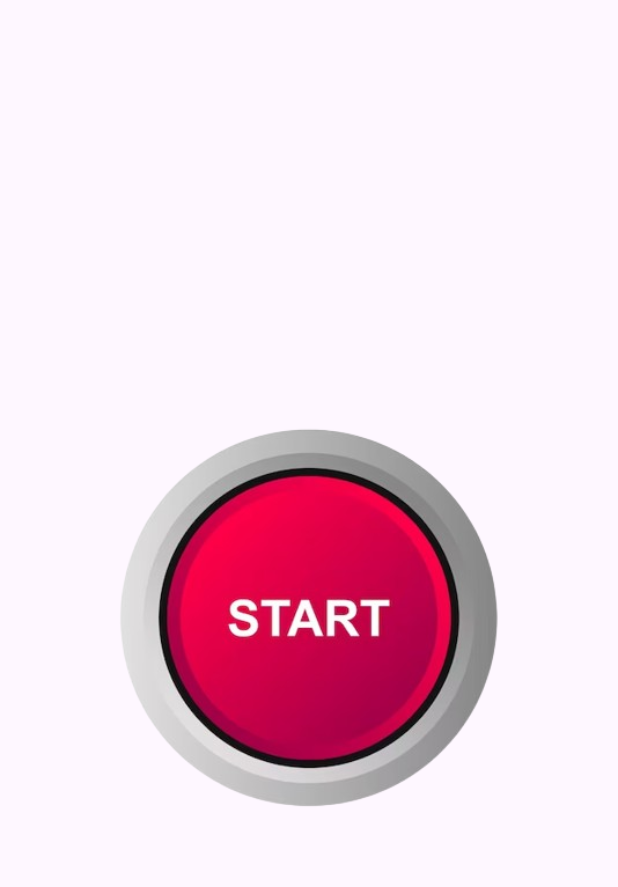
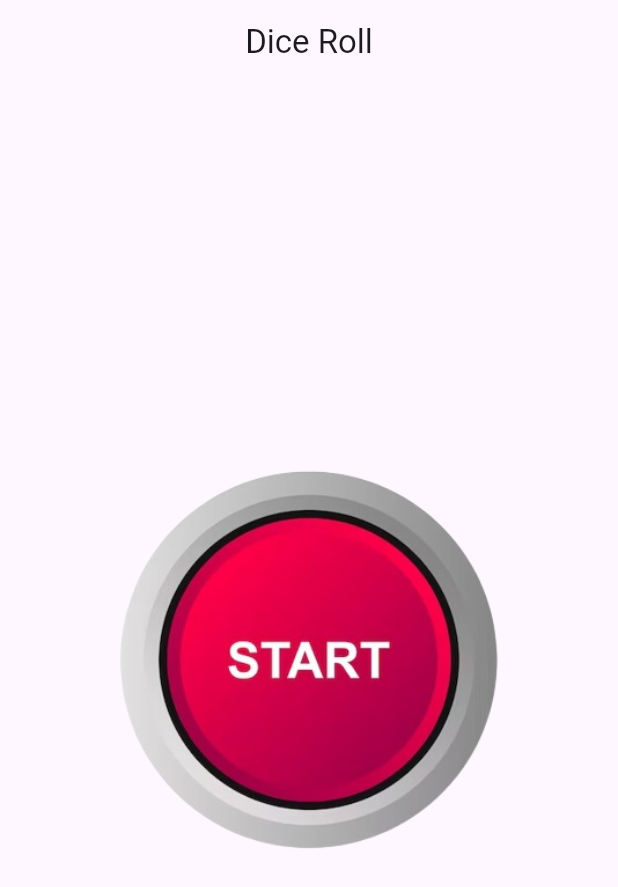
Before and after one commit to Dhipin03/Dice_Roll, a Flutter app: the screen it shows after launch, on a phone screen of 412 x 824 dp. Shown: the top 887 px of the screen. Run offline on Flutter 3.47's test engine with Material 3 defaults, Android fonts, the phone set to English and light mode, and no system bars.

Commit message:
title added

```diff
--- a/lib/view/Home_Screen/Home_Screen.dart
+++ b/lib/view/Home_Screen/Home_Screen.dart
@@ -7,6 +7,10 @@ class HomeScreen extends StatelessWidget {
   @override
   Widget build(BuildContext context) {
     return Scaffold(
+      appBar: AppBar(
+        centerTitle: true,
+        title: Text("Dice Roll"),
+      ),
       body: Center(
         child: InkWell(
           onTap: () {
```
